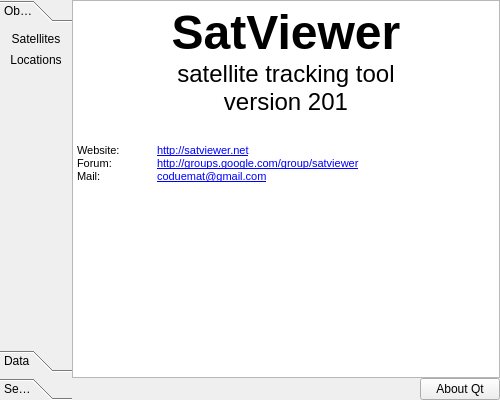
ivantaran/satviewer, file satviewer/ui/options.ui: the form before one commit.
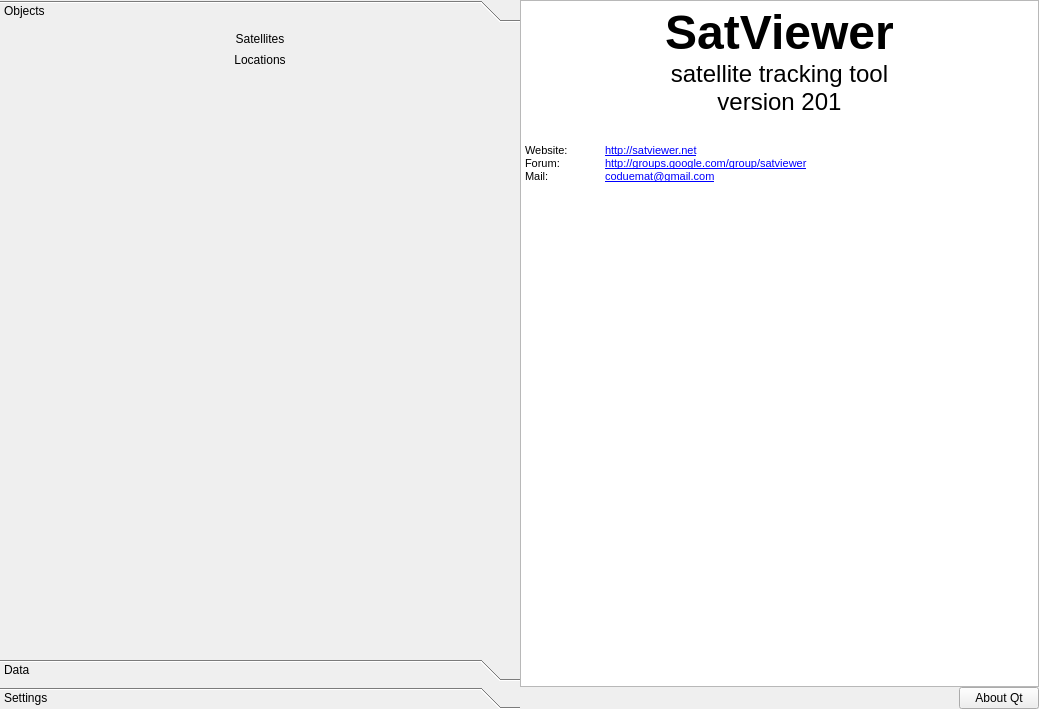
The form after the commit. The open tabs and pages were chosen to show the change. Icons and pictures are not drawn.

```diff
--- a/satviewer/ui/options.ui
+++ b/satviewer/ui/options.ui
@@ -6,8 +6,8 @@
    <rect>
     <x>0</x>
     <y>0</y>
-    <width>500</width>
-    <height>400</height>
+    <width>1039</width>
+    <height>709</height>
    </rect>
   </property>
   <property name="windowTitle">
@@ -25,18 +25,6 @@
    </property>
    <item>
     <widget class="QWidget" name="wgtTool" native="true">
-     <property name="sizePolicy">
-      <sizepolicy hsizetype="Fixed" vsizetype="Preferred">
-       <horstretch>0</horstretch>
-       <verstretch>0</verstretch>
-      </sizepolicy>
-     </property>
-     <property name="minimumSize">
-      <size>
-       <width>72</width>
-       <height>0</height>
-      </size>
-     </property>
      <layout class="QVBoxLayout" name="verticalLayout_7">
       <property name="spacing">
        <number>0</number>
@@ -46,30 +34,7 @@
       </property>
       <item>
        <widget class="QToolBox" name="toolBox">
-        <property name="sizePolicy">
-         <sizepolicy hsizetype="Expanding" vsizetype="Expanding">
-          <horstretch>0</horstretch>
-          <verstretch>0</verstretch>
-         </sizepolicy>
-        </property>
-        <property name="currentIndex">
-         <number>0</number>
-        </property>
         <widget class="QWidget" name="page_5">
-         <property name="geometry">
-          <rect>
-           <x>0</x>
-           <y>0</y>
-           <width>72</width>
-           <height>319</height>
-          </rect>
-         </property>
-         <property name="sizePolicy">
-          <sizepolicy hsizetype="Preferred" vsizetype="Preferred">
-           <horstretch>0</horstretch>
-           <verstretch>0</verstretch>
-          </sizepolicy>
-         </property>
          <attribute name="label">
           <string>Objects</string>
          </attribute>
@@ -145,8 +110,8 @@
             </property>
             <property name="sizeHint" stdset="0">
              <size>
-              <width>20</width>
-              <height>40</height>
+              <width>0</width>
+              <height>0</height>
              </size>
             </property>
            </spacer>
@@ -443,36 +408,6 @@
    </item>
    <item>
     <widget class="QStackedWidget" name="stackedWidget">
-     <property name="sizePolicy">
-      <sizepolicy hsizetype="Preferred" vsizetype="Preferred">
-       <horstretch>0</horstretch>
-       <verstretch>0</verstretch>
-      </sizepolicy>
-     </property>
-     <property name="minimumSize">
-      <size>
-       <width>0</width>
-       <height>0</height>
-      </size>
-     </property>
-     <property name="maximumSize">
-      <size>
-       <width>16777215</width>
-       <height>16777215</height>
-      </size>
-     </property>
-     <property name="baseSize">
-      <size>
-       <width>0</width>
-       <height>0</height>
-      </size>
-     </property>
-     <property name="layoutDirection">
-      <enum>Qt::LeftToRight</enum>
-     </property>
-     <property name="currentIndex">
-      <number>0</number>
-     </property>
      <widget class="QWidget" name="page">
       <layout class="QVBoxLayout" name="verticalLayout">
        <property name="spacing">
@@ -1475,14 +1410,14 @@
           <string notr="true">&lt;!DOCTYPE HTML PUBLIC &quot;-//W3C//DTD HTML 4.0//EN&quot; &quot;http://www.w3.org/TR/REC-html40/strict.dtd&quot;&gt;
 &lt;html&gt;&lt;head&gt;&lt;meta name=&quot;qrichtext&quot; content=&quot;1&quot; /&gt;&lt;style type=&quot;text/css&quot;&gt;
 p, li { white-space: pre-wrap; }
-&lt;/style&gt;&lt;/head&gt;&lt;body style=&quot; font-family:'MS Shell Dlg 2'; font-size:8.25pt; font-weight:400; font-style:normal;&quot;&gt;
-&lt;p align=&quot;center&quot; style=&quot; margin-top:0px; margin-bottom:0px; margin-left:0px; margin-right:0px; -qt-block-indent:0; text-indent:0px;&quot;&gt;&lt;img src=&quot;:/options/satviewer.png&quot; /&gt;&lt;span style=&quot; font-size:8pt;&quot;&gt; &lt;/span&gt;&lt;span style=&quot; font-size:36pt; font-weight:600;&quot;&gt;SatViewer&lt;/span&gt;&lt;span style=&quot; font-size:8pt;&quot;&gt; &lt;/span&gt;&lt;/p&gt;
-&lt;p align=&quot;center&quot; style=&quot; margin-top:0px; margin-bottom:0px; margin-left:0px; margin-right:0px; -qt-block-indent:0; text-indent:0px;&quot;&gt;&lt;span style=&quot; font-size:18pt;&quot;&gt;satellite tracking tool&lt;/span&gt;&lt;/p&gt;
-&lt;p align=&quot;center&quot; style=&quot; margin-top:0px; margin-bottom:0px; margin-left:0px; margin-right:0px; -qt-block-indent:0; text-indent:0px;&quot;&gt;&lt;span style=&quot; font-size:18pt;&quot;&gt;version 201&lt;/span&gt;&lt;/p&gt;
-&lt;p style=&quot;-qt-paragraph-type:empty; margin-top:0px; margin-bottom:0px; margin-left:0px; margin-right:0px; -qt-block-indent:0; text-indent:0px; font-size:18pt;&quot;&gt;&lt;br /&gt;&lt;/p&gt;
-&lt;p style=&quot; margin-top:0px; margin-bottom:0px; margin-left:0px; margin-right:0px; -qt-block-indent:0; text-indent:0px;&quot;&gt;&lt;span style=&quot; font-size:8pt;&quot;&gt;Website:	&lt;/span&gt;&lt;a href=&quot;http://satviewer.net&quot;&gt;&lt;span style=&quot; font-size:8pt; text-decoration: underline; color:#0000ff;&quot;&gt;http://satviewer.net&lt;/span&gt;&lt;/a&gt;&lt;/p&gt;
-&lt;p style=&quot; margin-top:0px; margin-bottom:0px; margin-left:0px; margin-right:0px; -qt-block-indent:0; text-indent:0px;&quot;&gt;&lt;span style=&quot; font-size:8pt;&quot;&gt;Forum:	&lt;/span&gt;&lt;a href=&quot;http://groups.google.com/group/satviewer&quot;&gt;&lt;span style=&quot; font-size:8pt; text-decoration: underline; color:#0000ff;&quot;&gt;http://groups.google.com/group/satviewer&lt;/span&gt;&lt;/a&gt;&lt;/p&gt;
-&lt;p style=&quot; margin-top:0px; margin-bottom:0px; margin-left:0px; margin-right:0px; -qt-block-indent:0; text-indent:0px;&quot;&gt;&lt;span style=&quot; font-size:8pt;&quot;&gt;Mail:	&lt;/span&gt;&lt;a href=&quot;mailto:coduemat@gmail.com&quot;&gt;&lt;span style=&quot; font-size:8pt; text-decoration: underline; color:#0000ff;&quot;&gt;coduemat@gmail.com&lt;/span&gt;&lt;/a&gt;&lt;/p&gt;&lt;/body&gt;&lt;/html&gt;</string>
+&lt;/style&gt;&lt;/head&gt;&lt;body style=&quot; font-family:'Ubuntu'; font-size:11pt; font-weight:400; font-style:normal;&quot;&gt;
+&lt;p align=&quot;center&quot; style=&quot; margin-top:0px; margin-bottom:0px; margin-left:0px; margin-right:0px; -qt-block-indent:0; text-indent:0px;&quot;&gt;&lt;img src=&quot;:/options/satviewer.png&quot; /&gt;&lt;span style=&quot; font-family:'MS Shell Dlg 2'; font-size:8pt;&quot;&gt; &lt;/span&gt;&lt;span style=&quot; font-family:'MS Shell Dlg 2'; font-size:36pt; font-weight:600;&quot;&gt;SatViewer&lt;/span&gt;&lt;span style=&quot; font-family:'MS Shell Dlg 2'; font-size:8pt;&quot;&gt; &lt;/span&gt;&lt;/p&gt;
+&lt;p align=&quot;center&quot; style=&quot; margin-top:0px; margin-bottom:0px; margin-left:0px; margin-right:0px; -qt-block-indent:0; text-indent:0px;&quot;&gt;&lt;span style=&quot; font-family:'MS Shell Dlg 2'; font-size:18pt;&quot;&gt;satellite tracking tool&lt;/span&gt;&lt;/p&gt;
+&lt;p align=&quot;center&quot; style=&quot; margin-top:0px; margin-bottom:0px; margin-left:0px; margin-right:0px; -qt-block-indent:0; text-indent:0px;&quot;&gt;&lt;span style=&quot; font-family:'MS Shell Dlg 2'; font-size:18pt;&quot;&gt;version 201&lt;/span&gt;&lt;/p&gt;
+&lt;p style=&quot;-qt-paragraph-type:empty; margin-top:0px; margin-bottom:0px; margin-left:0px; margin-right:0px; -qt-block-indent:0; text-indent:0px; font-family:'MS Shell Dlg 2'; font-size:18pt;&quot;&gt;&lt;br /&gt;&lt;/p&gt;
+&lt;p style=&quot; margin-top:0px; margin-bottom:0px; margin-left:0px; margin-right:0px; -qt-block-indent:0; text-indent:0px;&quot;&gt;&lt;span style=&quot; font-family:'MS Shell Dlg 2'; font-size:8pt;&quot;&gt;Website:	&lt;/span&gt;&lt;a href=&quot;http://satviewer.net&quot;&gt;&lt;span style=&quot; font-family:'MS Shell Dlg 2'; font-size:8pt; text-decoration: underline; color:#0000ff;&quot;&gt;http://satviewer.net&lt;/span&gt;&lt;/a&gt;&lt;/p&gt;
+&lt;p style=&quot; margin-top:0px; margin-bottom:0px; margin-left:0px; margin-right:0px; -qt-block-indent:0; text-indent:0px;&quot;&gt;&lt;span style=&quot; font-family:'MS Shell Dlg 2'; font-size:8pt;&quot;&gt;Forum:	&lt;/span&gt;&lt;a href=&quot;http://groups.google.com/group/satviewer&quot;&gt;&lt;span style=&quot; font-family:'MS Shell Dlg 2'; font-size:8pt; text-decoration: underline; color:#0000ff;&quot;&gt;http://groups.google.com/group/satviewer&lt;/span&gt;&lt;/a&gt;&lt;/p&gt;
+&lt;p style=&quot; margin-top:0px; margin-bottom:0px; margin-left:0px; margin-right:0px; -qt-block-indent:0; text-indent:0px;&quot;&gt;&lt;span style=&quot; font-family:'MS Shell Dlg 2'; font-size:8pt;&quot;&gt;Mail:	&lt;/span&gt;&lt;a href=&quot;mailto:coduemat@gmail.com&quot;&gt;&lt;span style=&quot; font-family:'MS Shell Dlg 2'; font-size:8pt; text-decoration: underline; color:#0000ff;&quot;&gt;coduemat@gmail.com&lt;/span&gt;&lt;/a&gt;&lt;/p&gt;&lt;/body&gt;&lt;/html&gt;</string>
          </property>
          <property name="acceptRichText">
           <bool>false</bool>
```
Left out of the diff: 204 changed lines with no effect on the pictures.
